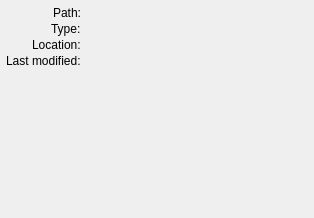
Before: the Qt Designer form resources/ui/configure/resource.ui in prymatex/prymatex, drawn with Qt 5.
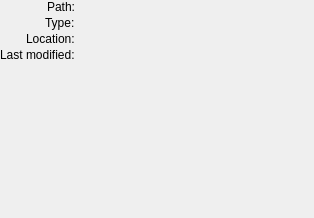
After: the same form once the commit is applied.

Diff of the .ui file:
```diff
--- a/resources/ui/configure/resource.ui
+++ b/resources/ui/configure/resource.ui
@@ -18,7 +18,7 @@
     <number>2</number>
    </property>
    <property name="margin">
-    <number>6</number>
+    <number>0</number>
    </property>
    <item>
     <layout class="QFormLayout" name="formLayout">
```
